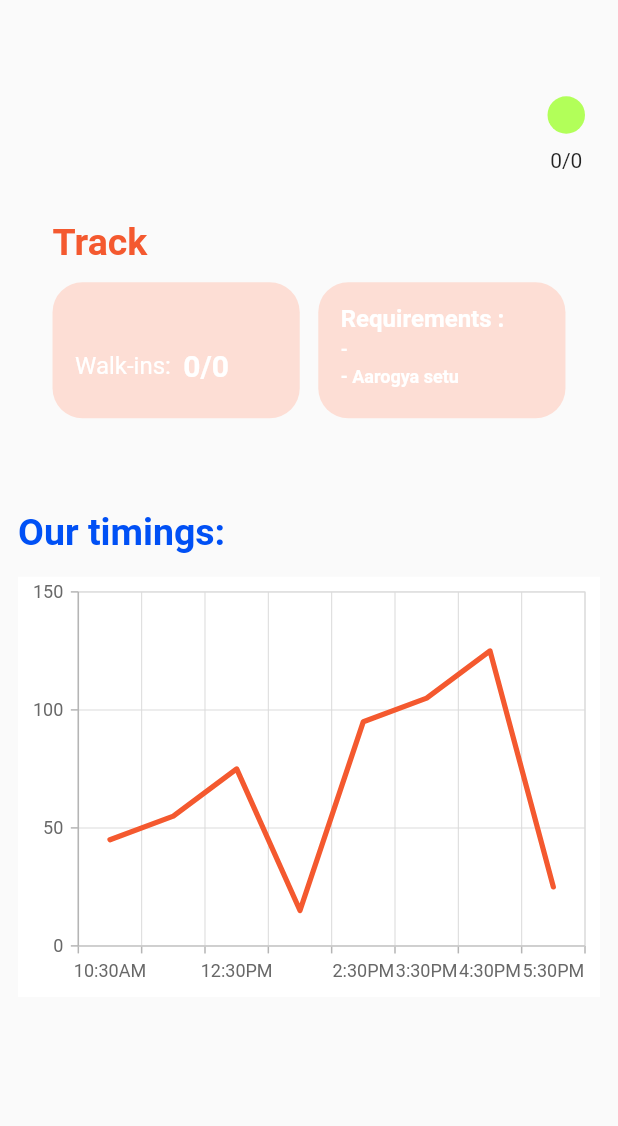
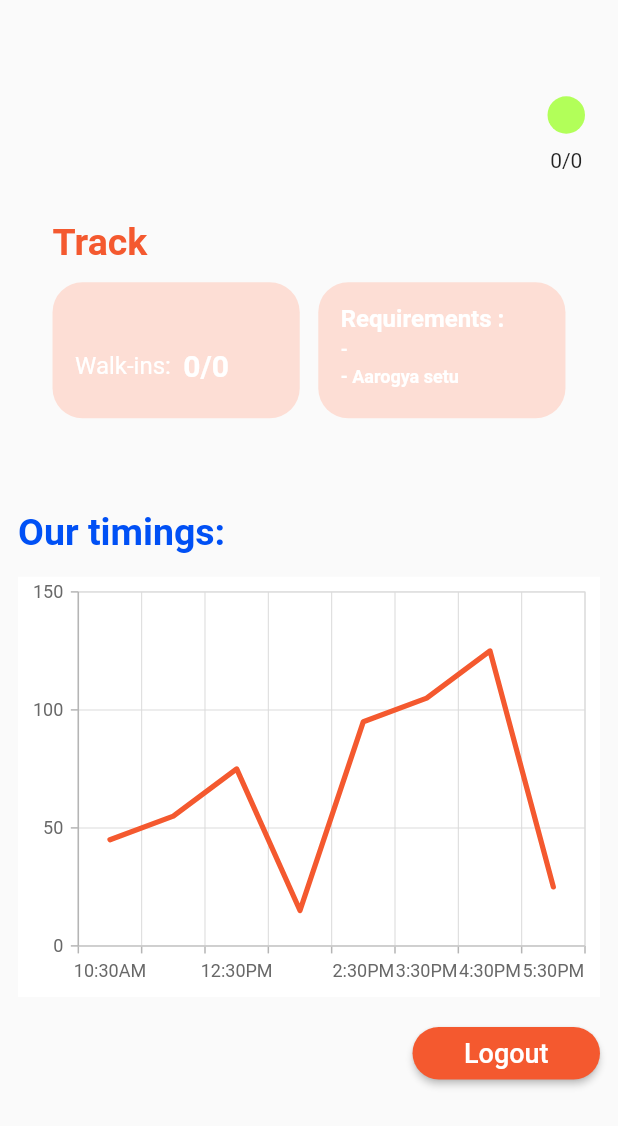
Before and after one commit to bitoffabyte/Winhacks, a Flutter app: the Dashboard screen opened directly, on a phone screen of 412 x 824 dp. Shown: the top 1126 px of the screen. Run offline on Flutter 3.47's test engine with Material 2 defaults, Android fonts, the phone set to English and light mode, and no system bars; our stand-ins replace cloud_firestore, firebase_auth, firebase_core, geolocator, google_maps_flutter, syncfusion_flutter_charts; accounts and stored records are empty.

Commit message:
Dashboard UI updated✨

```diff
--- a/WINHACKS/lib/screens/dashboard.dart
+++ b/WINHACKS/lib/screens/dashboard.dart
@@ -254,6 +254,28 @@ class _DashboardState extends State<Dashboard> {
                       )
                   )
               ),
+              SizedBox(height: 20,),
+              Row(
+                mainAxisAlignment: MainAxisAlignment.end,
+                children: [
+                  SizedBox(
+                    height: 35,
+                    width: 125,
+                    child: ElevatedButton(
+                        style: ElevatedButton.styleFrom(
+                          primary: color5,
+                          shape: RoundedRectangleBorder(
+                            borderRadius: new BorderRadius.circular(30.0),
+                          ),// background
+                        ),
+
+                        onPressed: (){
+                      signout();
+                    },
+                        child: Text("Logout",style: TextStyle(color: Colors.white,fontSize: 18),)),
+                  ),
+                ],
+              )
 
 
 
```
